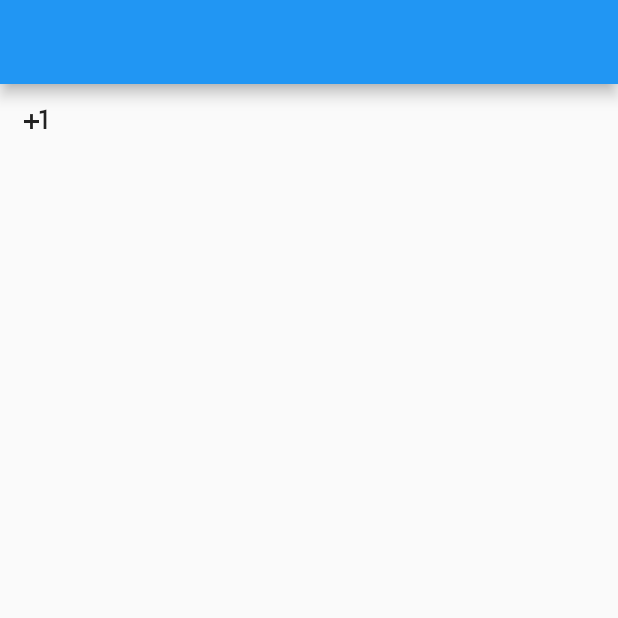
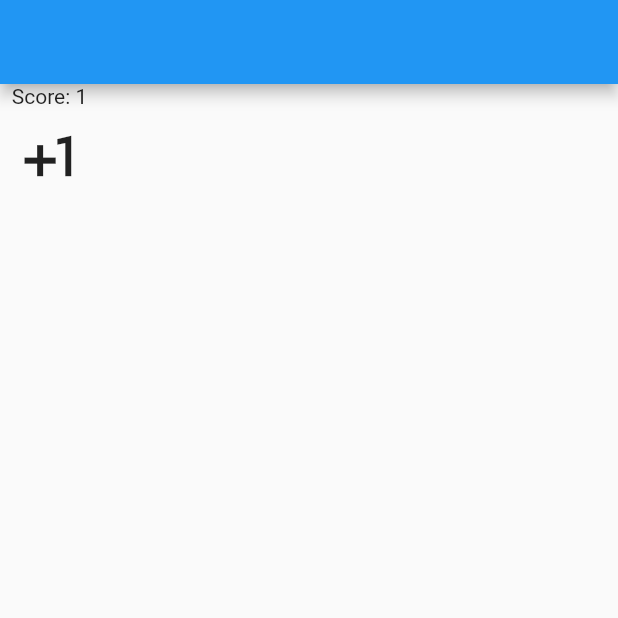
Before and after one commit to Lebeil/Demo_flutter, a Flutter app: the screen it shows after launch, after a tap on the "plus one" icon, on a phone screen of 412 x 824 dp, the top half of it. Run offline on Flutter 3.47's test engine with Material 2 defaults, Android fonts, the phone set to English and light mode, and no system bars.

Commit message:
modifier les données

```diff
--- a/lib/home.dart
+++ b/lib/home.dart
@@ -8,9 +8,11 @@ class Home extends StatefulWidget {
 }
 
 class _HomeState extends State<Home> {
-
+  var _score = 0;
   void _plusButtonClicked() {
-    print("Hello !");
+    setState(() {
+      _score = _score + 1;
+    });
   }
 
   @override
@@ -18,7 +20,11 @@ class _HomeState extends State<Home> {
     return Scaffold(
       appBar: AppBar(),
       body: Column(children: [
-        IconButton(onPressed: _plusButtonClicked, icon: const Icon(Icons.plus_one))
+        Text('Score: $_score'),
+        IconButton(
+            onPressed: _plusButtonClicked,
+            iconSize: 50,
+            icon: const Icon(Icons.plus_one))
       ],)
     );
   }
```
